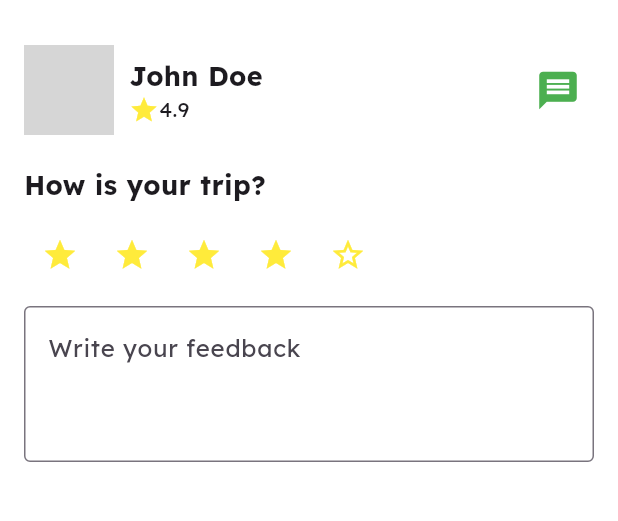
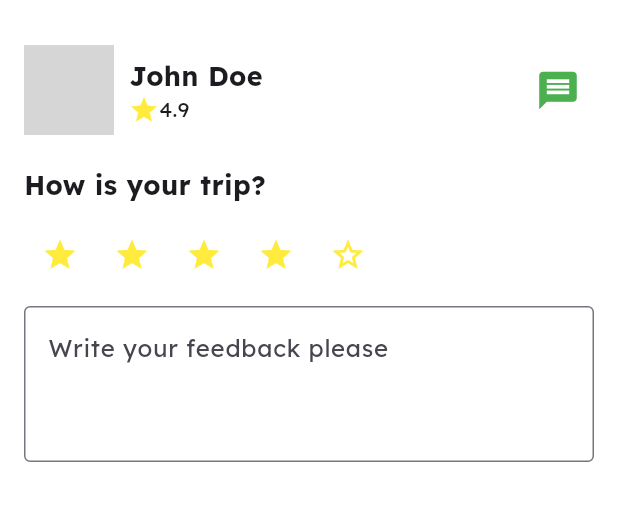
Before and after one commit to aditya030/Autohub_userside, a Flutter app: the FeedbackScreen screen opened by its route, on a phone screen of 412 x 824 dp, the part 63-584 px from its top. Run offline on Flutter 3.47's test engine with Material 3 defaults, Android fonts, the phone set to English and light mode, and no system bars; our stand-ins replace flutter_map, latlong2; network calls fail; grey boxes are pictures that could not be loaded.

```diff
--- a/lib/pages/ride_completion_page.dart
+++ b/lib/pages/ride_completion_page.dart
@@ -82,7 +82,7 @@ class _FeedbackScreenState extends State<FeedbackScreen> {
             SizedBox(height: 10),
             TextField(
               decoration: InputDecoration(
-                hintText: 'Write your feedback',
+                hintText: 'Write your feedback please',
                 border: OutlineInputBorder(),
               ),
               minLines: 3,
```
